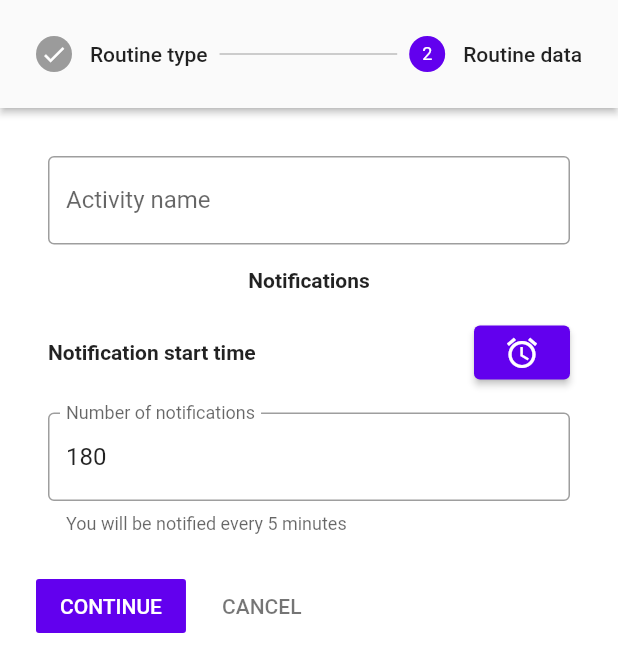
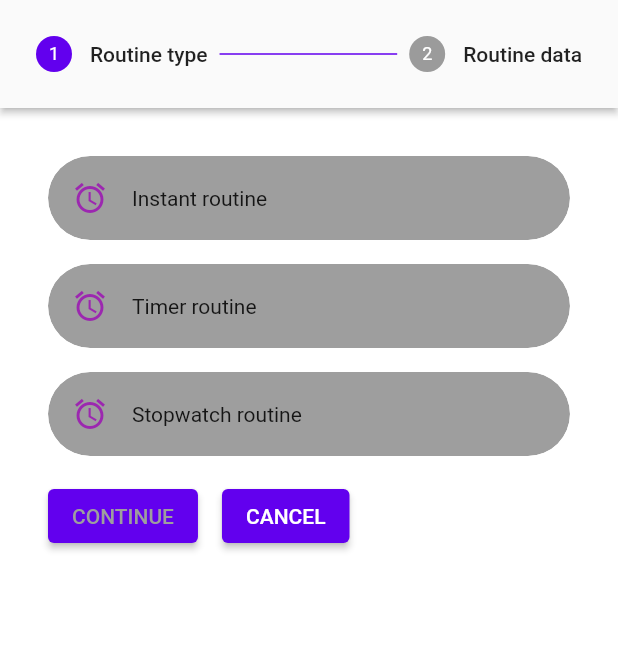
Before and after one commit to Josde/Habitr, a Flutter app: the NewCreateRoutineScreen screen opened directly, after a tap on "CONTINUE", on a phone screen of 412 x 824 dp. Shown: the top 672 px of the screen. Run offline on Flutter 3.47's test engine with Material 2 defaults, Android fonts, the phone set to English and light mode, and no system bars; our stand-ins replace bloc, country_picker, equatable, flutter_bloc, flutter_native_splash, flutter_settings_screens and 3 more; missing offline and left inert: jdenticon_dart; accounts and stored records are empty.

Commit message:
Finishing touches to new routine creation screen, still no functionality

```diff
--- a/lib/screens/routine/new_create_routine_screen.dart
+++ b/lib/screens/routine/new_create_routine_screen.dart
@@ -13,12 +13,13 @@ class NewCreateRoutineScreen extends StatefulWidget {
 class _NewCreateRoutineScreenState extends State<NewCreateRoutineScreen> {
   int _index = 0;
   Routine? _routine;
-   ActivityType _currentType = ActivityType.Instant;
+  ActivityType? _currentType = null;
   String nombreRutina = "";
-  int freqNotificaciones = 180;
+  int freqNotificaciones = 3;
   int timerLength = 0;
   Routine? rutinaActual = null;
   TimeOfDay? notificationStartTime = TimeOfDay.now();
+  bool notificationEnabled = true;
   final _formKey = GlobalKey<FormState>();
   @override
   Widget build(BuildContext context) {
@@ -27,12 +28,38 @@ class _NewCreateRoutineScreenState extends State<NewCreateRoutineScreen> {
         child: Stepper(
           currentStep: _index,
           type: StepperType.horizontal,
-          onStepContinue: () => setState(() => _index == getSteps().length - 1? Navigator.pop(context) : _index += 1),
-          onStepCancel: () => setState(() => _index == 0? Navigator.pop(context) : _index -= 1),
           steps: getSteps(),
+          controlsBuilder: (BuildContext context, ControlsDetails details) {
+            return Row(
+              children: [
+                Padding(
+                  padding: const EdgeInsets.all(8.0),
+                  child: ElevatedButton(
+                    onPressed: onStepContinue,
+                    child: _currentType == null? Text('CONTINUE', style: TextStyle(color: Theme.of(context).primaryColorDark)) : Text('CONTINUE'),
+                  ),
+                ),
+                Padding(
+                  padding: const EdgeInsets.all(8.0),
+                  child: ElevatedButton(
+                    onPressed: () => setState(() => _index == 0? Navigator.pop(context) : _index -= 1),
+                    child: Text('CANCEL'),
+
+                  ),
+                )
+              ],
+            );
+          },
         ),
       ),
     );
+  }
+    void onStepContinue() {
+    if (_index != getSteps().length - 1 && _currentType != null) {
+      setState( () => _index += 1);
+    } else if (_index == getSteps().length - 1) {
+      Navigator.pop(context);
+    }
   }
   List<Step> getSteps() {
     return [
@@ -46,21 +73,34 @@ class _NewCreateRoutineScreenState extends State<NewCreateRoutineScreen> {
         content: buildRoutineDataScreen(context))
     ];
   }
+
   Widget buildRoutineTypeChoiceScreen(BuildContext context) {
     return Column( // TODO: Make buttons reactive so they highlight whichever one you chose.
         children: [
           Padding(
             padding: const EdgeInsets.all(8.0),
             child: GestureDetector(
-              onTap: () => _currentType = ActivityType.Instant,
+              onTap: () => setState(() => _currentType = ActivityType.Instant),
               child: ClipRRect(
                 borderRadius: BorderRadius.circular(30.0),
+                  child: Container(
+                    decoration: BoxDecoration(
+                      color: Theme.of(context).primaryColorDark,
+                      borderRadius: BorderRadius.circular(30.0),
+                      border: _currentType == ActivityType.Instant? Border.all(width: 3.0, color: Theme.of(context).iconTheme.color!) : null,
+                    ),
                     child: Padding(
                       padding: const EdgeInsets.all(8.0),
-                  child: Container(
-                    color: Theme.of(context).primaryColorDark,
                       child: Row(
-                      children: [Icon(Icons.alarm), Text('Instant routine')],
+                        children: [
+                          Padding(
+                            padding: const EdgeInsets.all(8.0),
+                            child: Icon(Icons.alarm),
+                          ),
+                          Padding(
+                            padding: const EdgeInsets.all(8.0),
+                            child: Text('Instant routine'),
+                          )],
                       )
                   ),
                 )
@@ -70,15 +110,27 @@ class _NewCreateRoutineScreenState extends State<NewCreateRoutineScreen> {
           Padding(
             padding: const EdgeInsets.all(8.0),
             child: GestureDetector(
-              onTap: () => _currentType = ActivityType.Timer,
+              onTap: () => setState(() => _currentType = ActivityType.Timer),
               child: ClipRRect(
                 borderRadius: BorderRadius.circular(30.0),
+                  child: Container(
+                    decoration: BoxDecoration(
+                      color: Theme.of(context).primaryColorDark,
+                      borderRadius: BorderRadius.circular(30.0),
+                      border: _currentType == ActivityType.Timer? Border.all(width: 3.0, color: Theme.of(context).iconTheme.color!) : null,
+                    ),
                     child: Padding(
                       padding: const EdgeInsets.all(8.0),
-                  child: Container(
-                    color: Theme.of(context).primaryColorDark,
                       child: Row(
-                      children: [Icon(Icons.alarm), Text('Timer routine')],
+                        children: [
+                          Padding(
+                            padding: const EdgeInsets.all(8.0),
+                            child: Icon(Icons.alarm),
+                          ),
+                          Padding(
+                            padding: const EdgeInsets.all(8.0),
+                            child: Text('Timer routine'),
+                          )],
                       )
                   ),
                 )
@@ -88,15 +140,27 @@ class _NewCreateRoutineScreenState extends State<NewCreateRoutineScreen> {
           Padding(
             padding: const EdgeInsets.all(8.0),
             child: GestureDetector(
-              onTap: () => _currentType = ActivityType.Stopwatch,
+              onTap: () => setState(() => _currentType = ActivityType.Stopwatch),
               child: ClipRRect(
                 borderRadius: BorderRadius.circular(30.0),
+                  child: Container(
+                    decoration: BoxDecoration(
+                      color: Theme.of(context).primaryColorDark,
+                      borderRadius: BorderRadius.circular(30.0),
+                      border: _currentType == ActivityType.Stopwatch? Border.all(width: 3.0, color: Theme.of(context).iconTheme.color!) : null,
+                    ),
                     child: Padding(
                       padding: const EdgeInsets.all(8.0),
-                  child: Container(
-                    color: Theme.of(context).primaryColorDark,
                       child: Row(
-                      children: [Icon(Icons.alarm), Text('Stopwatch routine')],
+                        children: [
+                          Padding(
+                            padding: const EdgeInsets.all(8.0),
+                            child: Icon(Icons.alarm),
+                          ),
+                          Padding(
+                            padding: const EdgeInsets.all(8.0),
+                            child: Text('Stopwatch routine'),
+                          )],
                       )
                   ),
                 )
@@ -106,6 +170,7 @@ class _NewCreateRoutineScreenState extends State<NewCreateRoutineScreen> {
         ],
     );
   }
+
   Widget buildRoutineDataScreen(BuildContext context) {
     return Form(
       child: Column(
@@ -142,6 +207,22 @@ class _NewCreateRoutineScreenState extends State<NewCreateRoutineScreen> {
                   child: Text('Notifications', style: TextStyle(fontWeight: FontWeight.bold))
               ),
               Padding(padding: const EdgeInsets.all(8.0),
+                  child: Row(
+                    children: [
+                      Text('Enabled', style: TextStyle(fontWeight: FontWeight.w600)),
+                      Spacer(),
+                      Checkbox(
+                        activeColor: Theme.of(context).iconTheme.color,
+                        onChanged: (
+                        bool? value) { setState(() => notificationEnabled = value!); },
+                        value: notificationEnabled,),
+                    ]
+                  ),
+              ),
+              Visibility(
+                visible: notificationEnabled,
+                maintainState: true,
+                child: Padding(padding: const EdgeInsets.all(8.0),
                   child: Row(children: [
                     Text('Notification start time', style: TextStyle(fontWeight: FontWeight.w600) ),
                     Spacer(),
@@ -151,7 +232,11 @@ class _NewCreateRoutineScreenState extends State<NewCreateRoutineScreen> {
 
                   ],)
                 ),
-              Padding( // Number of notifications
+              ),
+              Visibility(
+                visible: notificationEnabled,
+                maintainState: true,
+                child: Padding( // Number of notifications
                   //TODO: Rework routine to actually use a number of notifications each 5 minutes
                     padding: const EdgeInsets.all(8.0),
                     child: TextFormField(
@@ -165,6 +250,7 @@ class _NewCreateRoutineScreenState extends State<NewCreateRoutineScreen> {
                       ),
                     ),
                   ),
+              ),
           ]
       ),
     );
--- a/lib/screens/routine/routine_screen.dart
+++ b/lib/screens/routine/routine_screen.dart
@@ -64,7 +64,7 @@ class _RoutineScreenState extends State<RoutineScreen> {
                       ),
                   ),
                   onTap: () {
-                      Navigator.push(context, MaterialPageRoute(builder: (context) {
+                      Navigator.push(context, MaterialPageRoute(builder: (context) { //TODO: Change all instances of this into the new routine screen.
                         return BlocProvider.value(
                             value: BlocProvider.of<RoutinesBloc>(context),
                             child: RoutineDetailScreen(routine: state.routines[index]),
```
Lines whose indentation alone changed are shown as unchanged.
